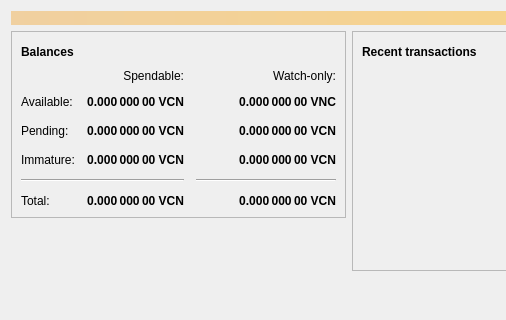
This is src/qt/forms/overviewpage.ui in gjhiggins/vcoincore as Qt 5 draws it before an edit; both pictures show x 0 to 506 and y 0 to 320 of the 628 by 422 pixel window. The edited form follows.
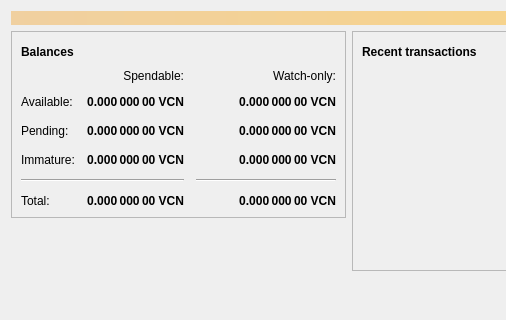
This is the edited form. Icons and pictures are not drawn.

Patch:
```diff
--- a/src/qt/forms/overviewpage.ui
+++ b/src/qt/forms/overviewpage.ui
@@ -374,7 +374,7 @@
                <string>Your current balance in watch-only addresses</string>
               </property>
               <property name="text">
-               <string notr="true">0.000 000 00 VNC</string>
+               <string notr="true">0.000 000 00 VCN</string>
               </property>
               <property name="alignment">
                <set>Qt::AlignRight|Qt::AlignTrailing|Qt::AlignVCenter</set>
```
